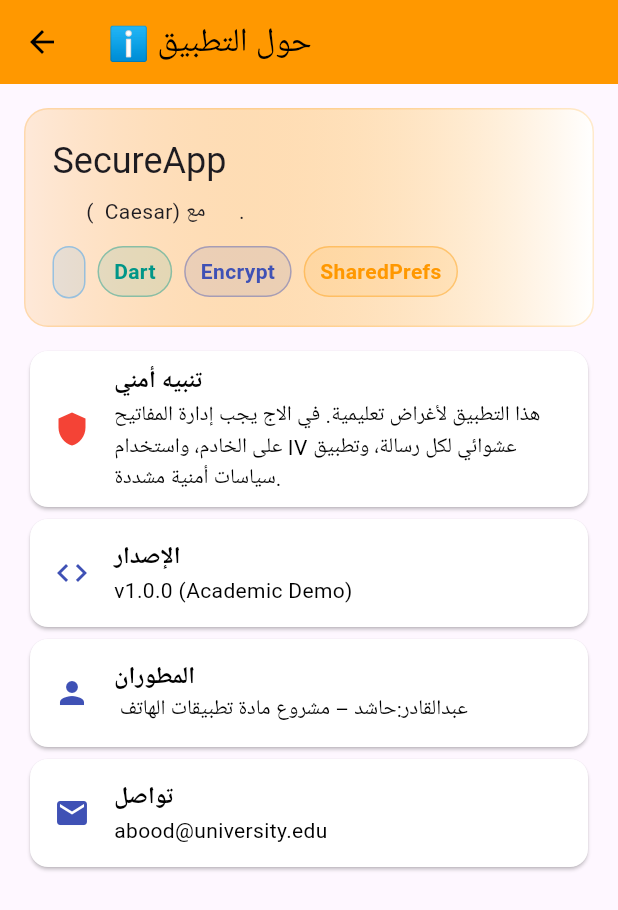
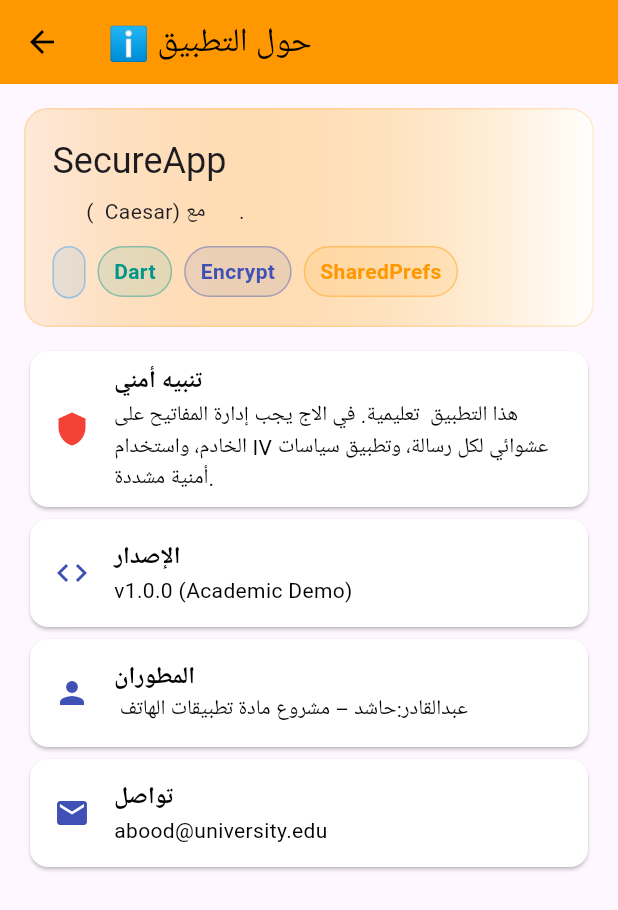
Before and after one commit to hashedalmaswi/my-project, a Flutter app: the AboutPage screen opened directly, on a phone screen of 412 x 824 dp. Shown: the top 910 px of the screen. Run offline on Flutter 3.47's test engine with Material 3 defaults, Android fonts, the phone set to English and light mode, and no system bars; our stand-ins replace shared_preferences; missing offline and left inert: encrypt; accounts and stored records are empty.

```diff
--- a/lib/about_page.dart
+++ b/lib/about_page.dart
@@ -69,7 +69,7 @@ class AboutPage extends StatelessWidget {
           ),
           const SizedBox(height: 12),
           _tile(Icons.shield, 'تنبيه أمني',
-              'هذا التطبيق لأغراض تعليمية. في الاج يجب إدارة المفاتيح على الخادم، واستخدام IV عشوائي لكل رسالة، وتطبيق سياسات أمنية مشددة.',
+              'هذا التطبيق  تعليمية. في الاج يجب إدارة المفاتيح على الخادم، واستخدام IV عشوائي لكل رسالة، وتطبيق سياسات أمنية مشددة.',
               color: Colors.red),
           _tile(Icons.code, 'الإصدار', 'v1.0.0 (Academic Demo)'),
           _tile(Icons.person, 'المطوران', ' عبدالقادر:حاشد – مشروع مادة تطبيقات الهاتف'),
```
